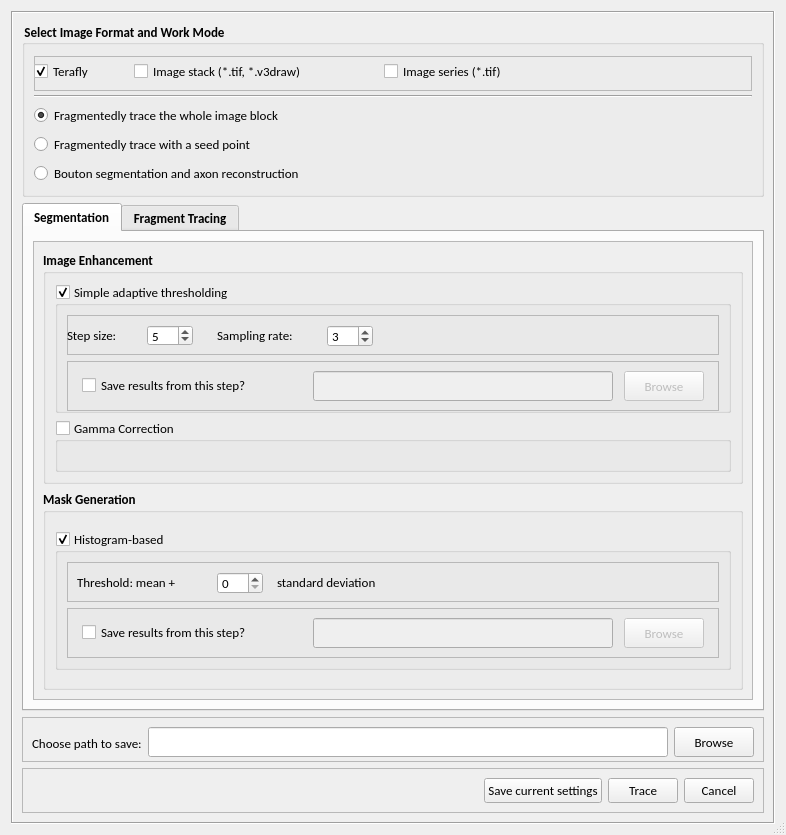
Vaa3D/vaa3d_tools, file hackathon/MK/Fragmented_autoTrace/fragmentedTraceUI.ui: the form before one commit.
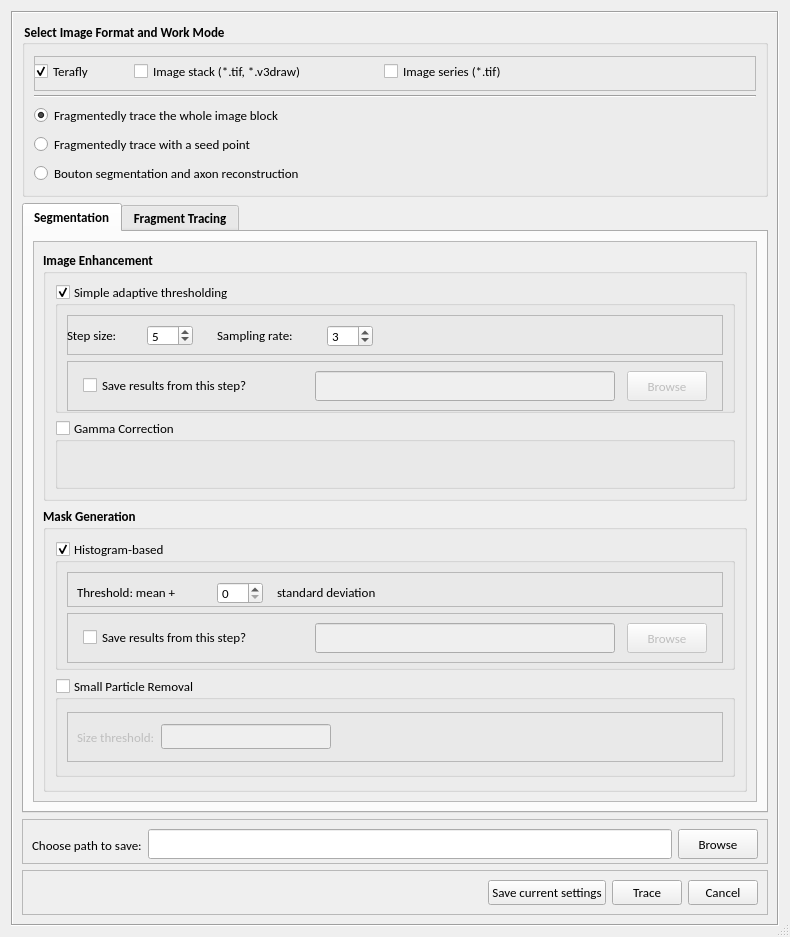
The form after the commit.

Commit message: frag trace 1210

What changed in the file:
```diff
--- a/hackathon/MK/Fragmented_autoTrace/fragmentedTraceUI.ui
+++ b/hackathon/MK/Fragmented_autoTrace/fragmentedTraceUI.ui
@@ -12,8 +12,8 @@
    <rect>
     <x>0</x>
     <y>0</y>
-    <width>786</width>
-    <height>835</height>
+    <width>790</width>
+    <height>937</height>
    </rect>
   </property>
   <property name="sizePolicy">
@@ -289,8 +289,8 @@
               <rect>
                <x>0</x>
                <y>0</y>
-               <width>710</width>
-               <height>435</height>
+               <width>714</width>
+               <height>537</height>
               </rect>
              </property>
              <layout class="QVBoxLayout" name="verticalLayout_7">
@@ -558,13 +558,13 @@
                 <property name="minimumSize">
                  <size>
                   <width>0</width>
-                  <height>180</height>
+                  <height>280</height>
                  </size>
                 </property>
                 <property name="maximumSize">
                  <size>
                   <width>16777215</width>
-                  <height>200</height>
+                  <height>600</height>
                  </size>
                 </property>
                 <property name="font">
@@ -588,7 +588,7 @@
                    <property name="maximumSize">
                     <size>
                      <width>16777215</width>
-                     <height>140</height>
+                     <height>130</height>
                     </size>
                    </property>
                    <property name="font">
@@ -749,6 +749,86 @@
                    </layout>
                   </widget>
                  </item>
+                 <item>
+                  <widget class="QGroupBox" name="groupBox_7">
+                   <property name="minimumSize">
+                    <size>
+                     <width>0</width>
+                     <height>60</height>
+                    </size>
+                   </property>
+                   <property name="maximumSize">
+                    <size>
+                     <width>16777215</width>
+                     <height>100</height>
+                    </size>
+                   </property>
+                   <property name="font">
+                    <font>
+                     <weight>50</weight>
+                     <bold>false</bold>
+                    </font>
+                   </property>
+                   <property name="title">
+                    <string>Small Particle Removal</string>
+                   </property>
+                   <property name="checkable">
+                    <bool>true</bool>
+                   </property>
+                   <property name="checked">
+                    <bool>false</bool>
+                   </property>
+                   <layout class="QVBoxLayout" name="verticalLayout_10">
+                    <item>
+                     <widget class="QFrame" name="frame_9">
+                      <property name="minimumSize">
+                       <size>
+                        <width>0</width>
+                        <height>40</height>
+                       </size>
+                      </property>
+                      <property name="maximumSize">
+                       <size>
+                        <width>16777215</width>
+                        <height>50</height>
+                       </size>
+                      </property>
+                      <property name="frameShape">
+                       <enum>QFrame::StyledPanel</enum>
+                      </property>
+                      <property name="frameShadow">
+                       <enum>QFrame::Raised</enum>
+                      </property>
+                      <layout class="QHBoxLayout" name="horizontalLayout_5">
+                       <item>
+                        <widget class="QLabel" name="label_6">
+                         <property name="text">
+                          <string>Size threshold:</string>
+                         </property>
+                        </widget>
+                       </item>
+                       <item>
+                        <widget class="QLineEdit" name="lineEdit_4"/>
+                       </item>
+                       <item>
+                        <spacer name="horizontalSpacer_2">
+                         <property name="orientation">
+                          <enum>Qt::Horizontal</enum>
+                         </property>
+                         <property name="sizeHint" stdset="0">
+                          <size>
+                           <width>382</width>
+                           <height>20</height>
+                          </size>
+                         </property>
+                        </spacer>
+                       </item>
+                      </layout>
+                     </widget>
+                    </item>
+                   </layout>
+                  </widget>
+                 </item>
                 </layout>
                </widget>
               </item>
```
Left out of the diff: 16 changed lines with no effect on the pictures. The commit also changes 7 other files.
